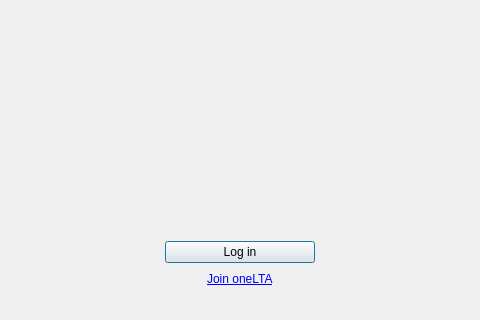
First picture: the form in src/gui/wizard/owncloudsetupnocredspage.ui, repository shivtangade/desktop-onelta, before the edit; both pictures show x 161 to 641 and y 309 to 629 of the 802 by 629 pixel window.
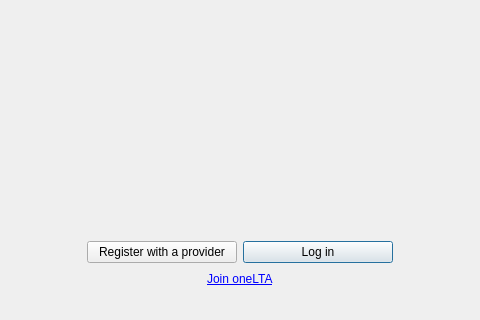
Second picture: the form after the edit. Custom widgets are drawn as their Qt base class.

Commit message: provide button revertback

What changed in the file:
```diff
--- a/src/gui/wizard/owncloudsetupnocredspage.ui
+++ b/src/gui/wizard/owncloudsetupnocredspage.ui
@@ -128,7 +128,7 @@
        </property>
       </spacer>
      </item>
-<!--      <item>
+     <item>
       <widget class="QPushButton" name="createAccountButton">
        <property name="minimumSize">
         <size>
@@ -146,7 +146,7 @@
         <bool>false</bool>
        </property>
       </widget>
-     </item> -->
+     </item>
      <item>
       <widget class="QPushButton" name="loginButton">
        <property name="sizePolicy">
```
